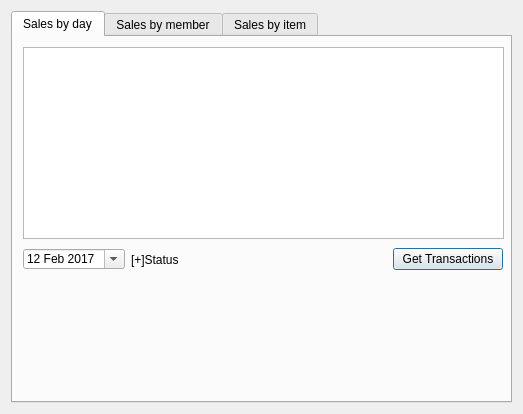
nealhitzfield/Bulk-Club, file BulkClub/storemanagerwindow.ui: the form before one commit.
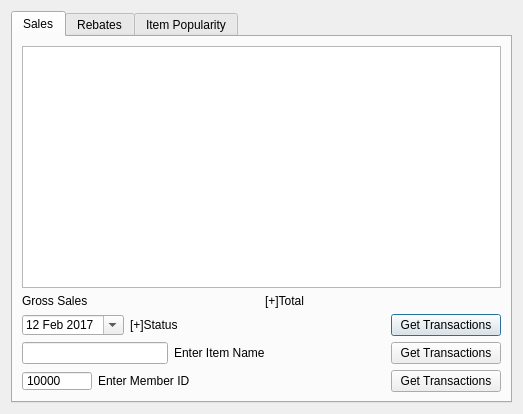
The form after the commit.

Commit message: Added member id and item name filter options

```diff
--- a/BulkClub/storemanagerwindow.ui
+++ b/BulkClub/storemanagerwindow.ui
@@ -13,7 +13,7 @@
   <property name="windowTitle">
    <string>Dialog</string>
   </property>
-  <layout class="QVBoxLayout" name="verticalLayout_2">
+  <layout class="QHBoxLayout" name="horizontalLayout_7">
    <item>
     <widget class="QTabWidget" name="SMTabs">
      <property name="currentIndex">
@@ -21,30 +21,39 @@
      </property>
      <widget class="QWidget" name="daily">
       <attribute name="title">
-       <string>Sales by day</string>
+       <string>Sales</string>
       </attribute>
+      <layout class="QVBoxLayout" name="verticalLayout_4">
+       <item>
       <widget class="QTableView" name="dailyView">
-       <property name="geometry">
-        <rect>
-         <x>10</x>
-         <y>10</y>
-         <width>481</width>
-         <height>192</height>
-        </rect>
-       </property>
        <property name="sizeAdjustPolicy">
         <enum>QAbstractScrollArea::AdjustToContents</enum>
        </property>
       </widget>
-      <widget class="QWidget" name="">
-       <property name="geometry">
-        <rect>
-         <x>10</x>
-         <y>210</y>
-         <width>480</width>
-         <height>25</height>
-        </rect>
-       </property>
+       </item>
+       <item>
+        <layout class="QVBoxLayout" name="verticalLayout_3">
+         <item>
+          <layout class="QHBoxLayout" name="horizontalLayout_6">
+           <item>
+            <widget class="QLabel" name="label_3">
+             <property name="text">
+              <string>Gross Sales</string>
+             </property>
+            </widget>
+           </item>
+           <item>
+            <widget class="QLabel" name="gross_sales">
+             <property name="text">
+              <string>[+]Total</string>
+             </property>
+            </widget>
+           </item>
+          </layout>
+         </item>
+         <item>
+          <layout class="QVBoxLayout" name="verticalLayout">
+           <item>
        <layout class="QHBoxLayout" name="horizontalLayout_2">
         <item>
          <layout class="QHBoxLayout" name="horizontalLayout">
@@ -104,16 +113,120 @@
          </widget>
         </item>
        </layout>
-      </widget>
+           </item>
+           <item>
+            <layout class="QHBoxLayout" name="horizontalLayout_4">
+             <item>
+              <layout class="QHBoxLayout" name="horizontalLayout_3">
+               <item>
+                <widget class="QLineEdit" name="lineEdit_item">
+                 <property name="maximumSize">
+                  <size>
+                   <width>146</width>
+                   <height>16777215</height>
+                  </size>
+                 </property>
+                </widget>
+               </item>
+               <item>
+                <widget class="QLabel" name="label">
+                 <property name="text">
+                  <string>Enter Item Name</string>
+                 </property>
+                </widget>
+               </item>
+              </layout>
+             </item>
+             <item>
+              <widget class="QPushButton" name="itemFilterButton">
+               <property name="minimumSize">
+                <size>
+                 <width>110</width>
+                 <height>0</height>
+                </size>
+               </property>
+               <property name="maximumSize">
+                <size>
+                 <width>110</width>
+                 <height>16777215</height>
+                </size>
+               </property>
+               <property name="text">
+                <string>Get Transactions</string>
+               </property>
+              </widget>
+             </item>
+            </layout>
+           </item>
+           <item>
+            <layout class="QHBoxLayout" name="horizontalLayout_5">
+             <item>
+              <widget class="QSpinBox" name="memberID">
+               <property name="minimumSize">
+                <size>
+                 <width>70</width>
+                 <height>20</height>
+                </size>
+               </property>
+               <property name="maximumSize">
+                <size>
+                 <width>70</width>
+                 <height>20</height>
+                </size>
+               </property>
+               <property name="buttonSymbols">
+                <enum>QAbstractSpinBox::NoButtons</enum>
+               </property>
+               <property name="minimum">
+                <number>10000</number>
+               </property>
+               <property name="maximum">
+                <number>99999</number>
+               </property>
+              </widget>
+             </item>
+             <item>
+              <widget class="QLabel" name="label_2">
+               <property name="text">
+                <string>Enter Member ID</string>
+               </property>
+              </widget>
+             </item>
+             <item>
+              <widget class="QPushButton" name="memberFilterButton">
+               <property name="minimumSize">
+                <size>
+                 <width>110</width>
+                 <height>0</height>
+                </size>
+               </property>
+               <property name="maximumSize">
+                <size>
+                 <width>110</width>
+                 <height>16777215</height>
+                </size>
+               </property>
+               <property name="text">
+                <string>Get Transactions</string>
+               </property>
+              </widget>
+             </item>
+            </layout>
+           </item>
+          </layout>
+         </item>
+        </layout>
+       </item>
+      </layout>
      </widget>
      <widget class="QWidget" name="member">
       <attribute name="title">
-       <string>Sales by member</string>
+       <string>Rebates</string>
       </attribute>
      </widget>
      <widget class="QWidget" name="item">
       <attribute name="title">
-       <string>Sales by item</string>
+       <string>Item Popularity</string>
       </attribute>
      </widget>
     </widget>
```
Left out of the diff: 2 changed lines with no effect on the pictures. Lines whose indentation alone changed are shown as unchanged. The commit also changes 5 other files.
